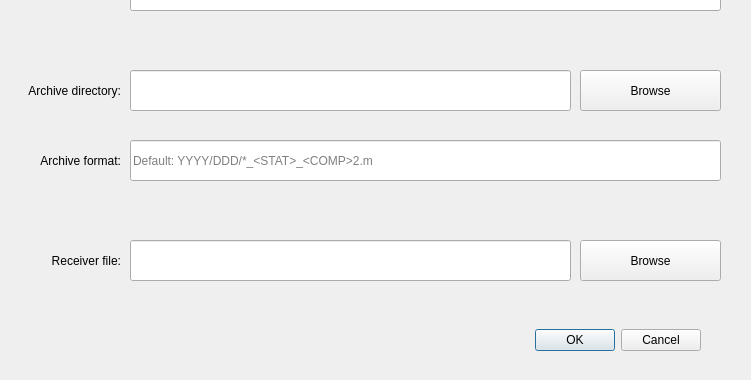
Before: the Qt Designer form ui_files/new_catalogue_dialogue.ui in faquirsun/pysplit, drawn with Qt 5; both pictures show x 170 to 921 and y 200 to 580 of the 921 by 580 pixel window.
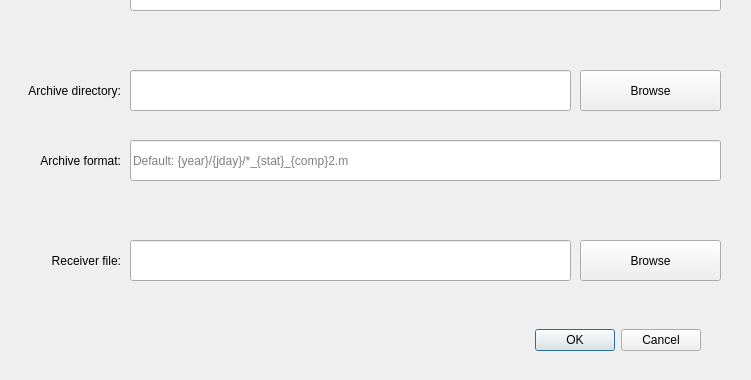
After: the same form once the commit is applied.

Commit message: Continued work on picking interface

The edit to the form file:
```diff
--- a/ui_files/new_catalogue_dialogue.ui
+++ b/ui_files/new_catalogue_dialogue.ui
@@ -249,7 +249,7 @@
     <bool>false</bool>
    </property>
    <property name="placeholderText">
-    <string>Default: YYYY/DDD/*_&lt;STAT&gt;_&lt;COMP&gt;2.m</string>
+    <string>Default: {year}/{jday}/*_{stat}_{comp}2.m</string>
    </property>
   </widget>
  </widget>
```
Left out of the diff: 2 changed lines with no effect on the pictures. The commit also changes 6 other files.
